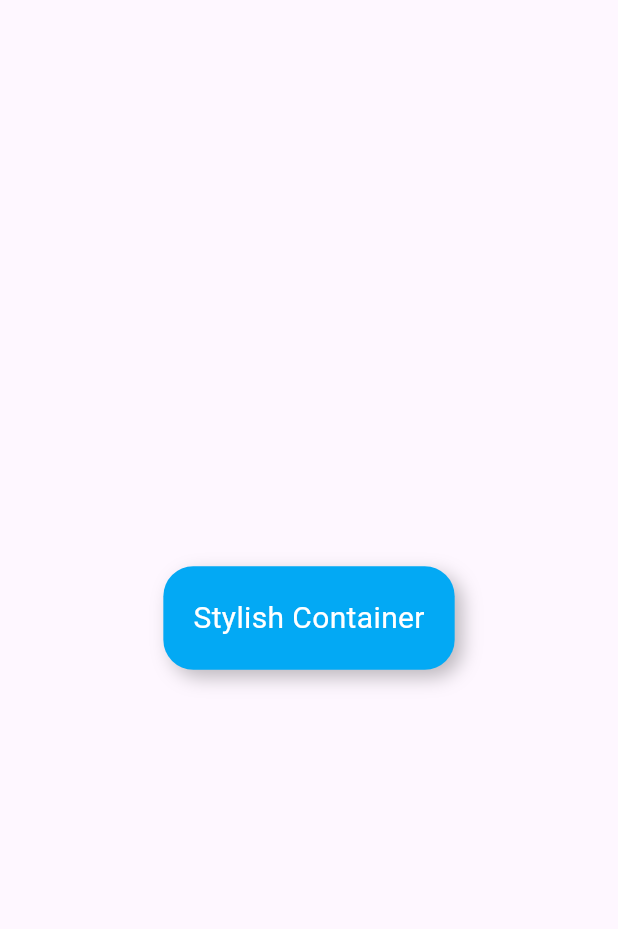
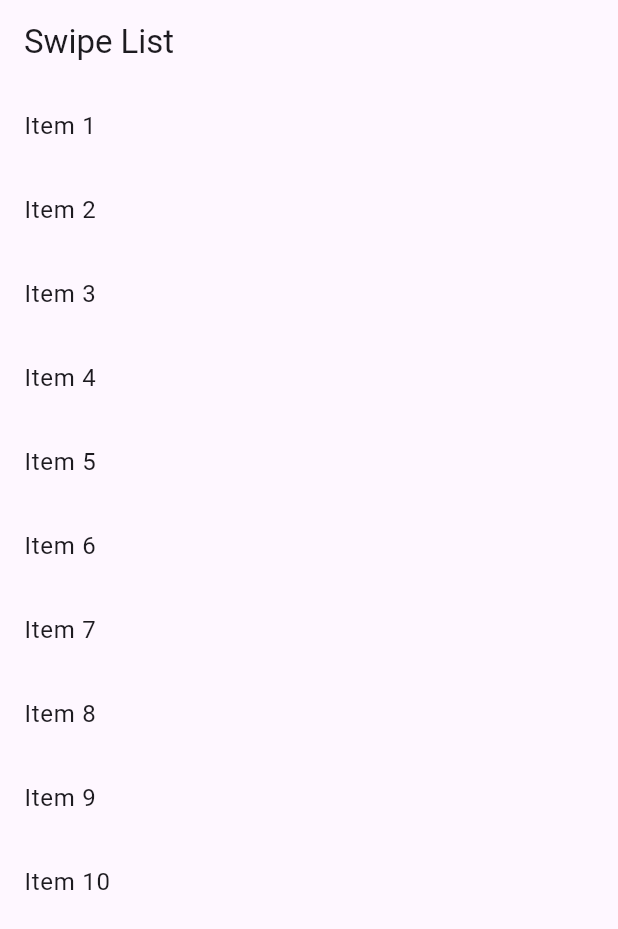
Before and after one commit to LamiaLiza991/MAD-tracker, a Flutter app: the screen it shows after launch, on a phone screen of 412 x 824 dp. Shown: the top 929 px of the screen. Run offline on Flutter 3.47's test engine with Material 3 defaults, Android fonts, the phone set to English and light mode, and no system bars.

Commit message:
track 12

```diff
--- a/lib/main.dart
+++ b/lib/main.dart
@@ -3,29 +3,38 @@ import 'package:flutter/material.dart';
 void main() => runApp(MyApp());
 
 class MyApp extends StatelessWidget {
+  final List<String> items = List.generate(10, (i) => 'Item ${i + 1}');
+
   @override
   Widget build(BuildContext context) {
     return MaterialApp(
       home: Scaffold(
-        body: Center(
-          child: Container(
-            padding: EdgeInsets.all(20),
-            decoration: BoxDecoration(
-              color: Colors.lightBlue,
-              borderRadius: BorderRadius.circular(20),
-              boxShadow: [
-                BoxShadow(
-                  color: Colors.black26,
-                  blurRadius: 10,
-                  offset: Offset(5, 5),
-                ),
-              ],
-            ),
-            child: Text(
-              "Stylish Container",
-              style: TextStyle(fontSize: 20, color: Colors.white),
-            ),
-          ),
+        appBar: AppBar(title: Text("Swipe List")),
+        body: ListView.builder(
+          itemCount: items.length,
+          itemBuilder: (context, index) {
+            return Dismissible(
+              key: Key(items[index]),
+              background: Container(
+                color: Colors.red,
+                alignment: Alignment.centerLeft,
+                padding: EdgeInsets.only(left: 20),
+                child: Icon(Icons.delete, color: Colors.white),
+              ),
+              secondaryBackground: Container(
+                color: Colors.blue,
+                alignment: Alignment.centerRight,
+                padding: EdgeInsets.only(right: 20),
+                child: Icon(Icons.edit, color: Colors.white),
+              ),
+              onDismissed: (direction) {
+                ScaffoldMessenger.of(context).showSnackBar(
+                  SnackBar(content: Text('${items[index]} dismissed')),
+                );
+              },
+              child: ListTile(title: Text(items[index])),
+            );
+          },
         ),
       ),
     );
```
